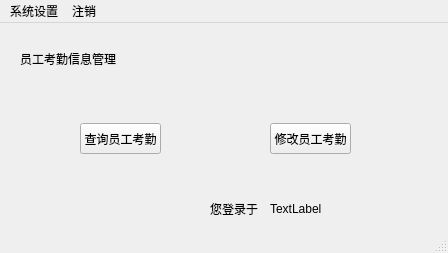
Old version of the form ManageSystem/checkin.ui in the repository skyformat99/ManagerSystem.
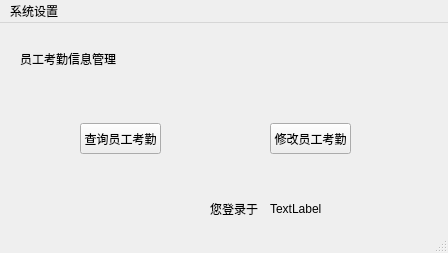
New version of the form.

What changed in the file:
```diff
--- a/ManageSystem/checkin.ui
+++ b/ManageSystem/checkin.ui
@@ -96,14 +96,9 @@
     <addaction name="aboutAction"/>
     <addaction name="helpAction"/>
     <addaction name="alterAction"/>
-   </widget>
-   <widget class="QMenu" name="menu_2">
-    <property name="title">
-     <string>注销</string>
-    </property>
+    <addaction name="logoutAction"/>
    </widget>
    <addaction name="menu"/>
-   <addaction name="menu_2"/>
   </widget>
   <widget class="QStatusBar" name="statusbar"/>
   <action name="aboutAction">
```
Left out of the diff: 5 changed lines with no effect on the pictures.
